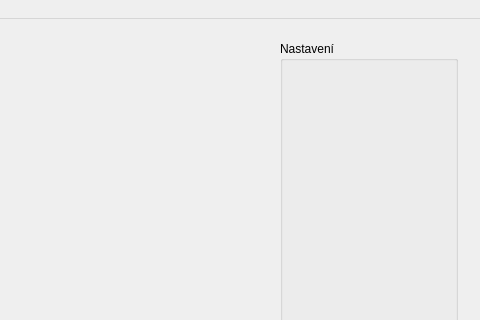
Above: src/desktop/mainwindow.ui from vairad/zcu-zswi before the change; both pictures show x 276 to 756 and y 0 to 320 of the 756 by 408 pixel window. Below: the same form after it.
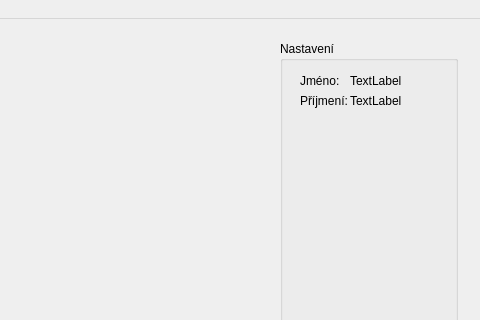
That is the form after the change.

```diff
--- a/src/desktop/mainwindow.ui
+++ b/src/desktop/mainwindow.ui
@@ -98,6 +98,58 @@
          <property name="title">
           <string>Nastavení</string>
          </property>
+         <widget class="QLabel" name="label">
+          <property name="geometry">
+           <rect>
+            <x>70</x>
+            <y>30</y>
+            <width>91</width>
+            <height>20</height>
+           </rect>
+          </property>
+          <property name="text">
+           <string>TextLabel</string>
+          </property>
+         </widget>
+         <widget class="QLabel" name="label_2">
+          <property name="geometry">
+           <rect>
+            <x>70</x>
+            <y>50</y>
+            <width>91</width>
+            <height>20</height>
+           </rect>
+          </property>
+          <property name="text">
+           <string>TextLabel</string>
+          </property>
+         </widget>
+         <widget class="QLabel" name="label_3">
+          <property name="geometry">
+           <rect>
+            <x>20</x>
+            <y>30</y>
+            <width>47</width>
+            <height>20</height>
+           </rect>
+          </property>
+          <property name="text">
+           <string>Jméno:</string>
+          </property>
+         </widget>
+         <widget class="QLabel" name="label_4">
+          <property name="geometry">
+           <rect>
+            <x>20</x>
+            <y>50</y>
+            <width>47</width>
+            <height>20</height>
+           </rect>
+          </property>
+          <property name="text">
+           <string>Příjmení:</string>
+          </property>
+         </widget>
         </widget>
        </item>
       </layout>
```
